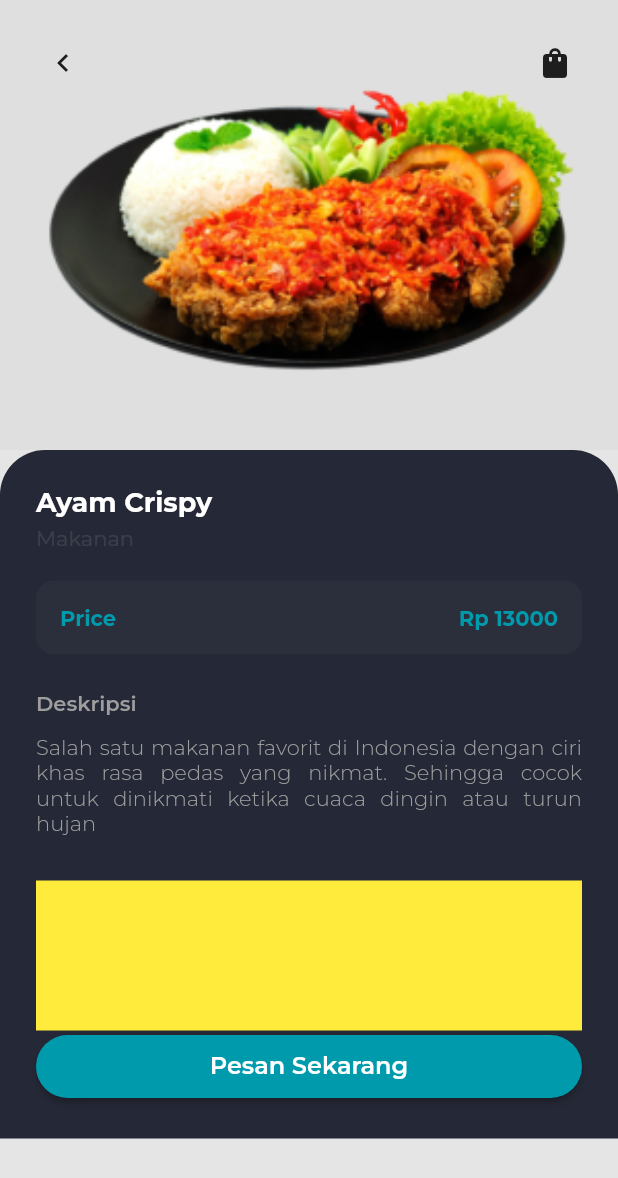
After one commit to kevinrisqi/flutter-cart-logic, a Flutter app: the MenuPage screen opened by its route, on a phone screen of 412 x 824 dp. The commit adds this screen. Shown: the top 1178 px of the screen. Run offline on Flutter 3.47's test engine with Material 2 defaults, Android fonts, the light colour scheme and no system bars; our stand-ins replace google_fonts; network calls fail.

Commit message:
create menu page

```diff
--- a/lib/main.dart
+++ b/lib/main.dart
@@ -6,6 +6,7 @@ import 'package:flutter_interview_test/providers/menu_provider.dart';
 import 'package:provider/provider.dart';
 
 import 'pages/cart_page.dart';
+import 'pages/menu_page.dart';
 
 void main() {
   runApp(MyApp());
@@ -34,6 +35,7 @@ class _MyAppState extends State<MyApp> {
         routes: {
           '/': (context) => MainPage(),
           '/cart': (context) => CartPage(),
+          '/menu': (context) => MenuPage()
         },
       ),
     );
--- /dev/null
+++ b/lib/pages/menu_page.dart
@@ -0,0 +1,175 @@
+// ignore_for_file: prefer_const_constructors
+
+import 'package:flutter/material.dart';
+import 'package:flutter_interview_test/theme.dart';
+
+class MenuPage extends StatelessWidget {
+  const MenuPage({Key? key}) : super(key: key);
+
+  @override
+  Widget build(BuildContext context) {
+    return Scaffold(
+      backgroundColor: bgColor1,
+      body: ListView(
+        children: [
+          Column(
+            children: [
+              Stack(
+                children: [
+                  Container(
+                    width: double.infinity,
+                    height: 300,
+                    decoration: BoxDecoration(
+                      image: DecorationImage(
+                        image: AssetImage(
+                          'assets/image_food_1.png',
+                        ),
+                        fit: BoxFit.cover,
+                      ),
+                    ),
+                  ),
+                  Container(
+                    margin: EdgeInsets.symmetric(
+                      horizontal: 30,
+                      vertical: 30,
+                    ),
+                    child: Row(
+                      mainAxisAlignment: MainAxisAlignment.spaceBetween,
+                      // ignore: prefer_const_literals_to_create_immutables
+                      children: [
+                        GestureDetector(
+                            onTap: () {
+                              Navigator.pop(context);
+                            },
+                            child: Icon(Icons.chevron_left)),
+                        Icon(Icons.shopping_bag),
+                      ],
+                    ),
+                  ),
+                ],
+              ),
+            ],
+          ),
+          Container(
+            width: double.infinity,
+            padding: EdgeInsets.all(24),
+            decoration: BoxDecoration(
+              color: blueColor,
+              borderRadius: BorderRadius.vertical(
+                top: Radius.circular(30),
+              ),
+            ),
+            child: Column(
+              crossAxisAlignment: CrossAxisAlignment.start,
+              children: [
+                Text(
+                  'Ayam Crispy',
+                  style: primaryTextStyle.copyWith(
+                    fontSize: 18,
+                    fontWeight: bold,
+                    color: Colors.white,
+                  ),
+                ),
+                SizedBox(
+                  height: 4,
+                ),
+                Text(
+                  'Makanan',
+                  style: secondaryTextStyle.copyWith(
+                    color: Colors.white10,
+                  ),
+                ),
+                SizedBox(
+                  height: 20,
+                ),
+                Container(
+                  width: double.infinity,
+                  padding: EdgeInsets.all(16),
+                  decoration: BoxDecoration(
+                    color: Colors.grey.withOpacity(0.05),
+                    borderRadius: BorderRadius.circular(12),
+                  ),
+                  child: Row(
+                    mainAxisAlignment: MainAxisAlignment.spaceBetween,
+                    children: [
+                      Text(
+                        'Price',
+                        style: priceTextStyle.copyWith(
+                          fontWeight: bold,
+                        ),
+                      ),
+                      Text(
+                        'Rp 13000',
+                        style: priceTextStyle.copyWith(
+                          fontWeight: bold,
+                        ),
+                      )
+                    ],
+                  ),
+                ),
+                SizedBox(
+                  height: 24,
+                ),
+                Text(
+                  'Deskripsi',
+                  style: secondaryTextStyle.copyWith(
+                    fontWeight: semiBold,
+                    color: Colors.grey,
+                  ),
+                ),
+                SizedBox(
+                  height: 12,
+                ),
+                Text(
+                  'Salah satu makanan favorit di Indonesia dengan ciri khas rasa pedas yang nikmat. Sehingga cocok untuk dinikmati ketika cuaca dingin atau turun hujan',
+                  style: secondaryTextStyle.copyWith(
+                    fontWeight: light,
+                    color: Colors.grey,
+                  ),
+                  textAlign: TextAlign.justify,
+                ),
+                SizedBox(
+                  height: 30,
+                ),
+                Column(
+                  children: [
+                    Container(
+                      width: double.infinity,
+                      height: 100,
+                      color: Colors.yellow,
+                    ),
+                  ],
+                ),
+                Container(
+                  width: double.infinity,
+                  child: ElevatedButton(
+                    onPressed: () {},
+                    style: ElevatedButton.styleFrom(
+                      primary: primaryColor,
+                      shape: RoundedRectangleBorder(
+                        borderRadius: BorderRadius.circular(40),
+                      ),
+                    ),
+                    child: Padding(
+                      padding: const EdgeInsets.symmetric(
+                        horizontal: 4,
+                        vertical: 11,
+                      ),
+                      child: Text(
+                        'Pesan Sekarang',
+                        style: actionTextStyle.copyWith(
+                          fontSize: 16,
+                          fontWeight: semiBold,
+                        ),
+                      ),
+                    ),
+                  ),
+                ),
+              ],
+            ),
+          ),
+        ],
+      ),
+    );
+  }
+}
--- a/lib/widgets/menu_card.dart
+++ b/lib/widgets/menu_card.dart
@@ -11,7 +11,11 @@ class MenuCard extends StatelessWidget {
 
   @override
   Widget build(BuildContext context) {
-    return Container(
+    return GestureDetector(
+      onTap: () {
+        Navigator.pushNamed(context, '/menu');
+      },
+      child: Container(
         padding: EdgeInsets.all(8),
         margin: EdgeInsets.only(
           bottom: 20,
@@ -59,6 +63,7 @@ class MenuCard extends StatelessWidget {
             )
           ],
         ),
+      ),
     );
   }
 }
```
Lines whose indentation alone changed are shown as unchanged.
